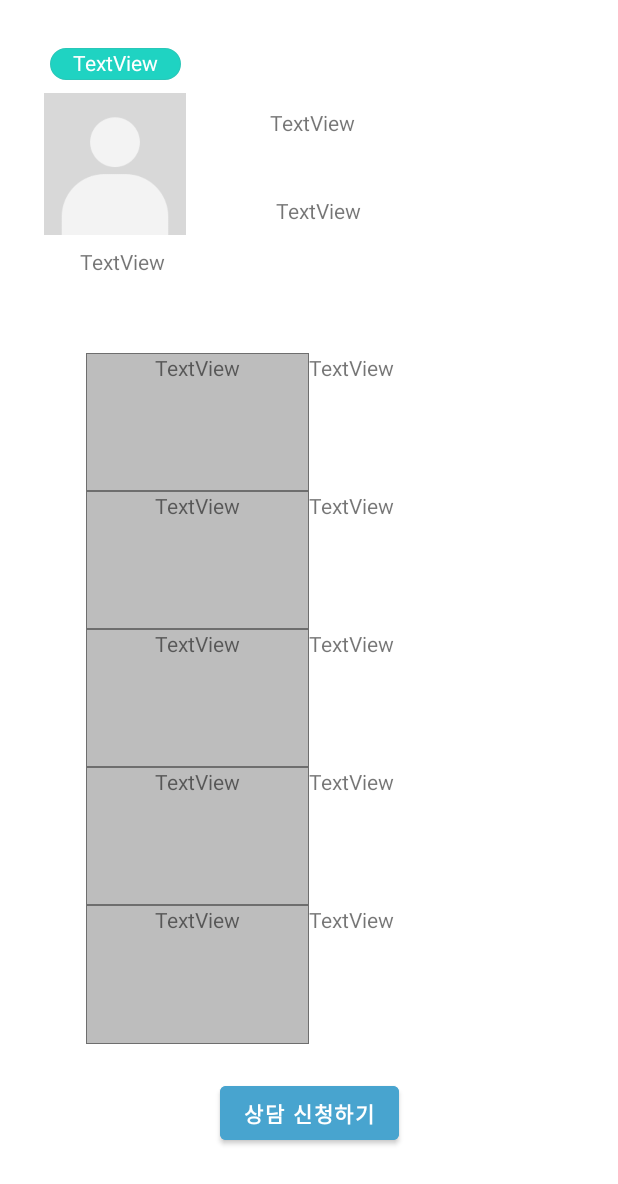
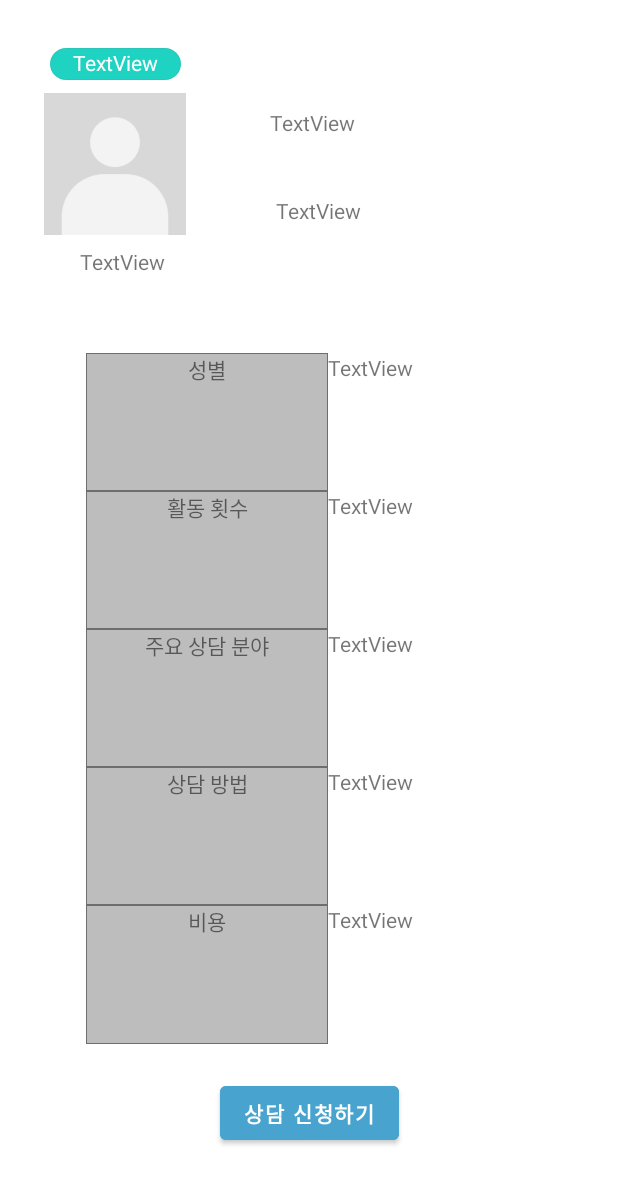
Before and after one commit to YeejaeWan/LifeGuide, an Android app: the layout frag2_1.xml on its own in the app's theme, with its tools: preview values and no code run, on a phone screen of 412 x 824 dp. Shown: the top 1184 px of the screen. Run offline under Robolectric (Android 15) with nearby library versions, the phone set to English and light mode, and no system bars.

```diff
--- a/app/src/main/java/com/example/lifeguide/profile_2.java
+++ b/app/src/main/java/com/example/lifeguide/profile_2.java
@@ -1,6 +1,8 @@
 package com.example.lifeguide;
 
-public class profile_2 {
+import java.io.Serializable;
+
+public class profile_2 implements Serializable {
     String s;
     String activity;
     String type;
--- a/app/src/main/res/layout/frag2_1.xml
+++ b/app/src/main/res/layout/frag2_1.xml
@@ -73,16 +73,16 @@
             android:layout_weight="1">
 
             <TextView
-                android:layout_width="match_parent"
+                android:layout_width="wrap_content"
                 android:layout_height="match_parent"
                 android:layout_weight="1"
                 android:gravity="center_horizontal"
                 android:background="@drawable/table_custom"
-                android:text="TextView" />
+                android:text="성별" />
 
             <TextView
                 android:id="@+id/textView4"
-                android:layout_width="match_parent"
+                android:layout_width="wrap_content"
                 android:layout_height="match_parent"
                 android:layout_weight="1"
                 android:text="TextView" />
@@ -98,7 +98,7 @@
                 android:layout_weight="1"
                 android:gravity="center_horizontal"
                 android:background="@drawable/table_custom"
-                android:text="TextView" />
+                android:text="활동 횟수" />
 
             <TextView
                 android:id="@+id/textView5"
@@ -118,7 +118,7 @@
                 android:layout_weight="1"
                 android:gravity="center_horizontal"
                 android:background="@drawable/table_custom"
-                android:text="TextView" />
+                android:text="주요 상담 분야" />
 
             <TextView
                 android:id="@+id/textView6"
@@ -138,7 +138,7 @@
                 android:layout_weight="1"
                 android:gravity="center_horizontal"
                 android:background="@drawable/table_custom"
-                android:text="TextView" />
+                android:text="상담 방법" />
 
             <TextView
                 android:id="@+id/textView7"
@@ -158,7 +158,7 @@
                 android:layout_weight="1"
                 android:gravity="center_horizontal"
                 android:background="@drawable/table_custom"
-                android:text="TextView" />
+                android:text="비용" />
 
             <TextView
                 android:id="@+id/textView8"
```
Also changed, not shown: app/src/main/java/com/example/lifeguide/Frag2.java (+18 -1 lines).
